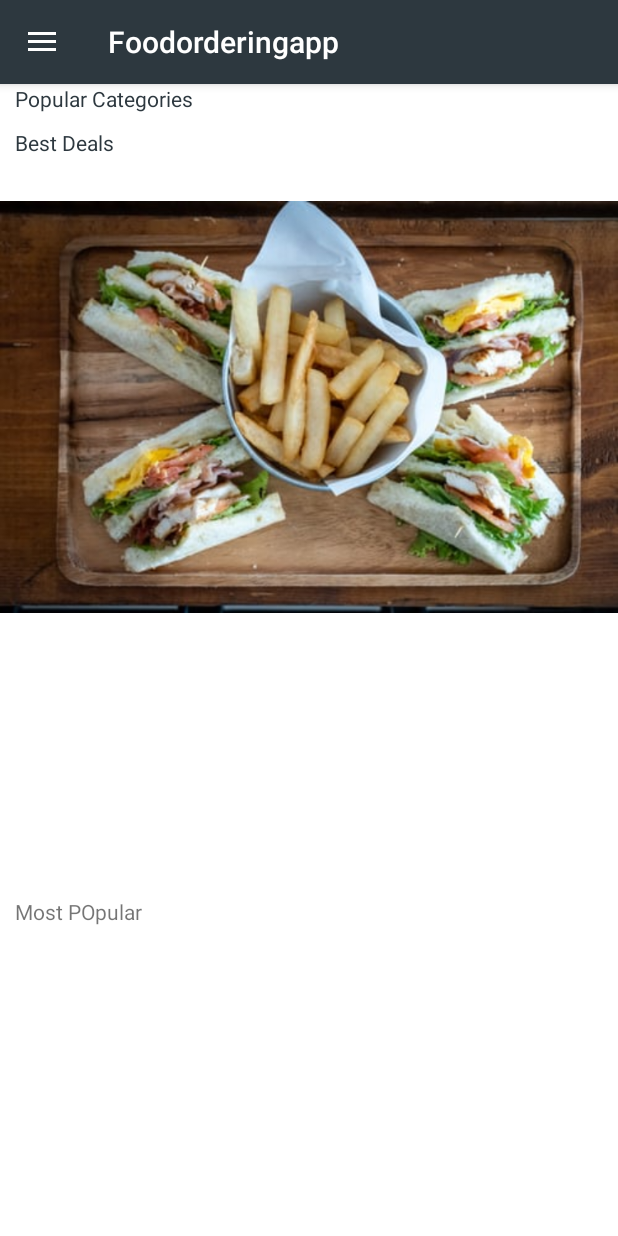
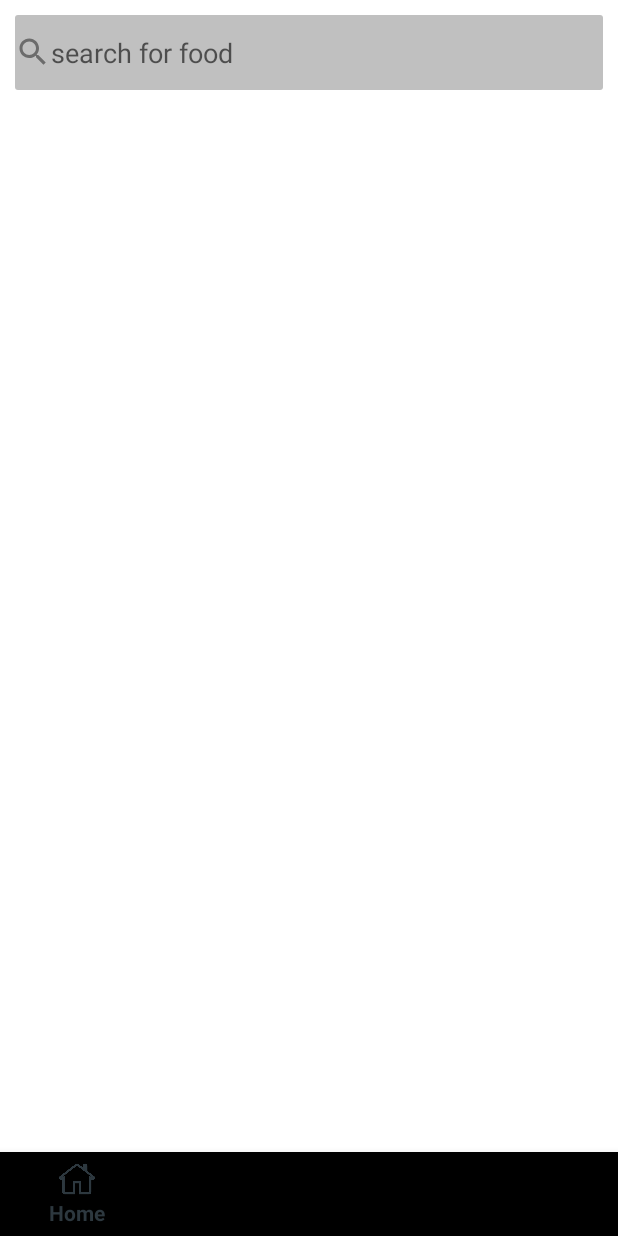
Before and after one commit to ashishpokhrel123/android, an Android app: the screen it shows after launch (MainActivity), on a phone screen of 412 x 824 dp. Run offline under Robolectric (Android 15) with nearby library versions, the light colour scheme and no system bars.

Commit message:
Complete Navigationbar

```diff
--- a/app/src/main/java/com/example/foodorderingapp/Activity/MainActivity.java
+++ b/app/src/main/java/com/example/foodorderingapp/Activity/MainActivity.java
@@ -10,6 +10,7 @@
 import android.os.Bundle;
 import android.view.MenuItem;
 import android.view.View;
+import android.widget.EditText;
 import android.widget.ImageView;
 
 import com.example.foodorderingapp.Adapater.PopularCategory;
@@ -21,13 +22,9 @@
 
 public class MainActivity extends AppCompatActivity {
 
-    private DrawerLayout dl;
-    private ActionBarDrawerToggle dt;
+   private EditText etsearch;
 
-    ImageView iv;
-    private
-    List<PopCategory> lstcat;
-    RecyclerView rv;
+
 
     @Override
     protected void onCreate(Bundle savedInstanceState) {
@@ -35,35 +32,19 @@
         setContentView(R.layout.activity_main);
         //getSupportActionBar().hide();
 
-        dl = (DrawerLayout) findViewById(R.id.rel1);
-        dt =  new ActionBarDrawerToggle(this,dl,R.string.open,R.string.close);
 
-        dl.addDrawerListener(dt);
-        dt.syncState();
+        getSupportActionBar().hide();
 
-
-        getSupportActionBar().setDisplayHomeAsUpEnabled(true);
-        getSupportActionBar().back
+        etsearch = findViewById(R.id.etsearch);
 
 
 
 
 
 
-        rv = findViewById(R.id.recyclerview);
 
-        lstcat = new ArrayList<>();
 
-        lstcat.add(new PopCategory(R.drawable.burger,"Burger"));
-        lstcat.add(new PopCategory(R.drawable.sandwiche,"Sandwiche"));
-        lstcat.add(new PopCategory(R.drawable.burger,"Burger"));
-        lstcat.add(new PopCategory(R.drawable.sandwiche,"Sandwiche"));
-        lstcat.add(new PopCategory(R.drawable.burger,"Burger"));
-        lstcat.add(new PopCategory(R.drawable.sandwiche,"Sandwiche"));
 
-        PopularCategory pca = new PopularCategory(this,lstcat);
-        rv.setAdapter(pca);
-        rv.setLayoutManager(new LinearLayoutManager(this,RecyclerView.HORIZONTAL,false));
 
 
 
@@ -72,12 +53,5 @@
 
     }
 
-    @Override
-    public boolean onOptionsItemSelected(@NonNull MenuItem item) {
 
-        if(dt.onOptionsItemSelected(item)){
-            return  true;
-        }
-        return super.onOptionsItemSelected(item);
-    }
 }
--- /dev/null
+++ b/app/src/main/res/drawable-anydpi/search.xml
@@ -0,0 +1,11 @@
+<vector xmlns:android="http://schemas.android.com/apk/res/android"
+    android:width="24dp"
+    android:height="24dp"
+    android:viewportWidth="24"
+    android:viewportHeight="24"
+    android:tint="#333333"
+    android:alpha="0.6">
+    <path
+        android:fillColor="#FF000000"
+        android:pathData="M15.5,14h-0.79l-0.28,-0.27C15.41,12.59 16,11.11 16,9.5 16,5.91 13.09,3 9.5,3S3,5.91 3,9.5 5.91,16 9.5,16c1.61,0 3.09,-0.59 4.23,-1.57l0.27,0.28v0.79l5,4.99L20.49,19l-4.99,-5zM9.5,14C7.01,14 5,11.99 5,9.5S7.01,5 9.5,5 14,7.01 14,9.5 11.99,14 9.5,14z"/>
+</vector>
--- a/app/src/main/res/drawable/et_bg.xml
+++ b/app/src/main/res/drawable/et_bg.xml
@@ -1,6 +1,6 @@
 <?xml version="1.0" encoding="utf-8"?>
 <shape xmlns:android="http://schemas.android.com/apk/res/android">
 
-    <solid android:color="#F4F6F9"></solid>
-    <corners android:radius="48dp"></corners>
+    <solid android:color="#C0C0C0"></solid>
+    <corners android:radius="2dp"></corners>
 </shape>
--- a/app/src/main/res/layout/activity_main.xml
+++ b/app/src/main/res/layout/activity_main.xml
@@ -1,11 +1,7 @@
 <?xml version="1.0" encoding="utf-8"?>
 
 
-
-
-
-<androidx.drawerlayout.widget.DrawerLayout
-    xmlns:android="http://schemas.android.com/apk/res/android"
+<RelativeLayout xmlns:android="http://schemas.android.com/apk/res/android"
     xmlns:app="http://schemas.android.com/apk/res-auto"
     xmlns:tools="http://schemas.android.com/tools"
     android:layout_width="match_parent"
@@ -14,111 +10,44 @@
     android:id="@+id/rel1"
     tools:context=".Activity.MainActivity">
 
-    <LinearLayout
+
+
+    <RelativeLayout
         android:layout_width="match_parent"
         android:layout_height="wrap_content"
-        android:id="@+id/ly"
-        android:orientation="vertical">
-
-        <RelativeLayout
-            android:layout_width="match_parent"
-            android:layout_height="wrap_content"
-            android:id="@+id/tabrealative">
-
-<!--            <ImageView-->
-<!--                android:id="@+id/menu"-->
-<!--                android:layout_width="30dp"-->
-<!--                android:layout_height="30dp"-->
-<!--                android:src="@drawable/menu"-->
-<!--                android:layout_marginTop="20dp"-->
-<!--                android:layout_marginLeft="20dp"/>-->
-
-<!--            <TextView-->
-<!--                android:layout_width="match_parent"-->
-<!--                android:layout_height="wrap_content"-->
-<!--                android:text="Home"-->
-<!--                android:layout_toEndOf="@id/menu"-->
-<!--                android:layout_marginTop="20dp"-->
-<!--                android:gravity="center"-->
-<!--                android:textSize="20dp"/>-->
-<!--            <ImageView-->
-<!--                android:layout_width="30dp"-->
-<!--                android:layout_height="30dp"-->
-<!--                android:src="@drawable/cart"-->
-<!--                android:layout_marginTop="20dp"-->
-<!--                android:layout_marginRight="20dp"-->
-<!--                android:layout_alignParentEnd="true"/>-->
-        </RelativeLayout>
-
-
-    <TextView
-        android:id="@+id/txtpop"
-        android:layout_width="match_parent"
-        android:layout_height="wrap_content"
-        android:text="Popular Categories"
-        android:layout_marginStart="10dp"
-        android:textColor="@color/colorPrimaryDark"
-        android:layout_below="@id/tabrealative"/>
-
-
-   <androidx.recyclerview.widget.RecyclerView
-       android:layout_width="match_parent"
-       android:layout_height="wrap_content"
-       android:id="@+id/recyclerview"
-       android:layout_below="@id/txtpop"/>
-<TextView
+        android:id="@+id/tabrealative">
+<EditText
     android:layout_width="match_parent"
-    android:layout_height="wrap_content"
-    android:text="Best Deals"
-    android:textColor="@color/colorPrimaryDark"
-    android:layout_below="@id/recyclerview"
+    android:layout_height="50dp"
     android:layout_marginTop="10dp"
+     android:drawableLeft="@drawable/search"
+    android:hint="search for food"
     android:layout_marginStart="10dp"
-    android:id="@+id/txtbd"/>
-    <ImageView
-        android:layout_width="match_parent"
-        android:layout_height="wrap_content"
-        android:src="@drawable/fries"
-        android:layout_below="@id/txtbd"
-        android:layout_marginBottom="150dp"
-        android:id="@+id/bestdealsimage"/>
-<TextView
-    android:layout_width="match_parent"
-    android:layout_height="wrap_content"
-    android:text="Most POpular"
-    android:layout_below="@id/bestdealsimage"
-    android:layout_marginTop="10dp"
-    android:layout_marginStart="10dp"
-    android:id="@+id/mpop"/>
-
-
-
-<!--    <FrameLayout-->
-<!--        android:id="@+id/main_layout"-->
-<!--        android:layout_width="match_parent"-->
-<!--        android:layout_height="190dp"-->
-<!--        android:layout_above="@+id/bottom_navigation"-->
-<!--        android:layout_marginBottom="-181dp" />-->
-
-<!--    <com.google.android.material.bottomnavigation.BottomNavigationView-->
-<!--        android:layout_width="match_parent"-->
-
-<!--        android:layout_height="wrap_content"-->
-<!--        android:id="@+id/bottom_navigation"-->
-<!--        android:layout_alignParentBottom="true"-->
-<!--        app:labelVisibilityMode="labeled"-->
-<!--        app:menu="@menu/bottomnavigation"/>-->
-
-
-    </LinearLayout>
-
-    <com.google.android.material.navigation.NavigationView
-        android:layout_width="match_parent"
-        android:layout_height="match_parent"
-        app:menu="@menu/bottomnavigation"
-        android:layout_gravity="start"/>
+    android:layout_marginEnd="10dp"
+    android:background="@drawable/et_bg"
+    android:id="@+id/etsearch"/>
+    </RelativeLayout>
 
 
 
 
-</androidx.drawerlayout.widget.DrawerLayout>
+        <FrameLayout
+            android:id="@+id/main_layout"
+            android:layout_width="match_parent"
+            android:layout_height="190dp"
+            android:layout_above="@id/bottom_navigation"
+            android:layout_marginBottom="-181dp" />
+
+        <com.google.android.material.bottomnavigation.BottomNavigationView
+            android:layout_width="match_parent"
+
+            android:layout_height="wrap_content"
+            android:id="@+id/bottom_navigation"
+            android:layout_alignParentBottom="true"
+            app:labelVisibilityMode="labeled"
+            app:menu="@menu/bottomnavigation"/>
+
+
+
+
+</RelativeLayout>
--- a/app/src/main/res/values/colors.xml
+++ b/app/src/main/res/values/colors.xml
@@ -3,6 +3,7 @@
     <color name="colorPrimary">#2D383F</color>
     <color name="colorPrimaryDark">#2D383F</color>
     <color name="background">#EEEDEF</color>
+    <color name="backgorund_titlebar">#FFFFFF</color>
     <color name="login_form_details_light">#000000</color>
 
 </resources>
--- a/app/src/main/res/values/styles.xml
+++ b/app/src/main/res/values/styles.xml
@@ -6,6 +6,7 @@
         <item name="colorPrimary">@color/colorPrimary</item>
         <item name="colorPrimaryDark">@color/colorPrimaryDark</item>
 
+
     </style>
 
 
```
Also changed, not shown: app/src/main/res/drawable-hdpi/search.png (added), app/src/main/res/drawable-mdpi/search.png (added), app/src/main/res/drawable-xhdpi/search.png (added), app/src/main/res/drawable-xxhdpi/search.png (added).
